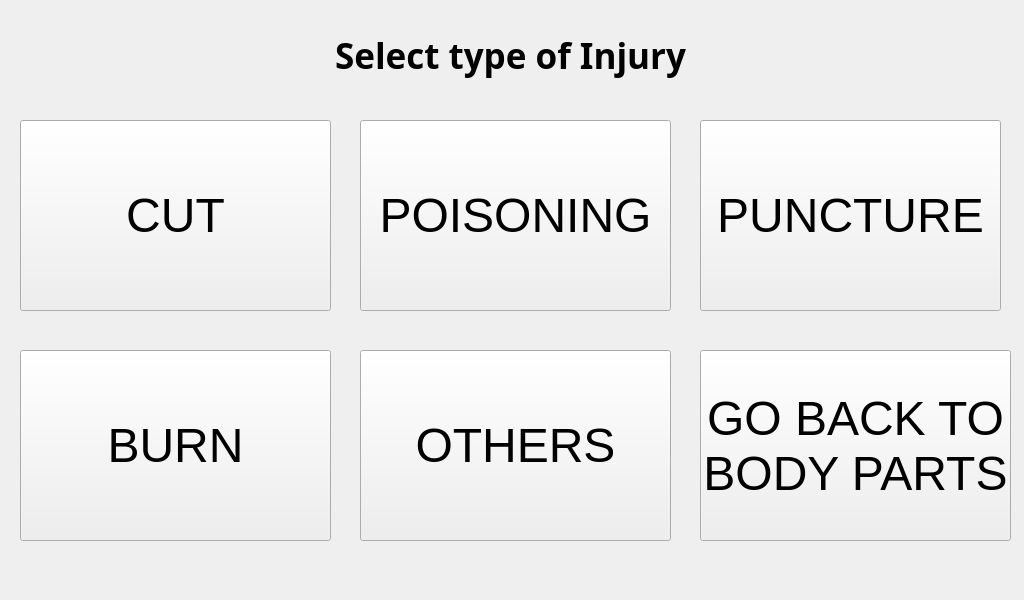
The window that RASPI/select_injury_type.ui (Pwersa/Medical-Cabinet) describes before a commit, drawn with Qt 5.
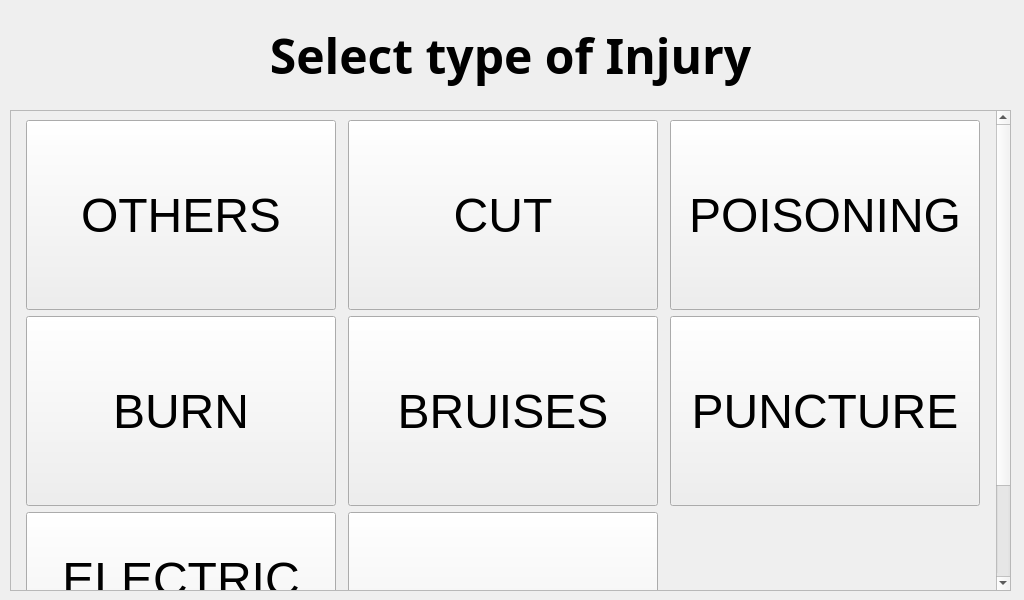
The same window after the commit.

Commit message: ADDED: SENDING CSV BEFORE  PROCEDURE, GUEST WINDOW, AGE, CHANGE TO INJURY TYPE BEFORE BODY PART

The edit to the form file:
```diff
--- a/RASPI/select_injury_type.ui
+++ b/RASPI/select_injury_type.ui
@@ -38,7 +38,7 @@
     <property name="font">
      <font>
       <family>Unispace</family>
-      <pointsize>26</pointsize>
+      <pointsize>36</pointsize>
       <weight>75</weight>
       <bold>true</bold>
      </font>
@@ -50,54 +50,41 @@
      <set>Qt::AlignCenter</set>
     </property>
    </widget>
-   <widget class="QPushButton" name="poison_button">
+   <widget class="QScrollArea" name="scrollArea">
     <property name="geometry">
      <rect>
-      <x>360</x>
-      <y>120</y>
-      <width>311</width>
-      <height>191</height>
+      <x>10</x>
+      <y>110</y>
+      <width>1001</width>
+      <height>481</height>
      </rect>
     </property>
-    <property name="font">
-     <font>
-      <pointsize>36</pointsize>
-      <weight>50</weight>
-      <bold>false</bold>
-     </font>
+    <property name="widgetResizable">
+     <bool>true</bool>
     </property>
-    <property name="text">
-     <string>POISONING</string>
-    </property>
-   </widget>
-   <widget class="QPushButton" name="cut_button">
+    <widget class="QWidget" name="scrollAreaWidgetContents">
     <property name="geometry">
      <rect>
-      <x>20</x>
-      <y>120</y>
-      <width>311</width>
-      <height>191</height>
-     </rect>
-    </property>
-    <property name="font">
-     <font>
-      <pointsize>36</pointsize>
-      <weight>50</weight>
-      <bold>false</bold>
-     </font>
-    </property>
-    <property name="text">
-     <string>CUT</string>
-    </property>
-   </widget>
+       <x>0</x>
+       <y>0</y>
+       <width>982</width>
+       <height>600</height>
+      </rect>
+     </property>
+     <layout class="QGridLayout" name="gridLayout">
+      <item row="1" column="0">
    <widget class="QPushButton" name="burn_button">
-    <property name="geometry">
-     <rect>
-      <x>20</x>
-      <y>350</y>
-      <width>311</width>
-      <height>191</height>
-     </rect>
+        <property name="minimumSize">
+         <size>
+          <width>310</width>
+          <height>190</height>
+         </size>
+        </property>
+        <property name="maximumSize">
+         <size>
+          <width>310</width>
+          <height>190</height>
+         </size>
     </property>
     <property name="font">
      <font>
@@ -110,14 +97,121 @@
      <string>BURN</string>
     </property>
    </widget>
+      </item>
+      <item row="2" column="0">
+       <widget class="QPushButton" name="electric_shock_button">
+        <property name="minimumSize">
+         <size>
+          <width>310</width>
+          <height>190</height>
+         </size>
+        </property>
+        <property name="maximumSize">
+         <size>
+          <width>310</width>
+          <height>190</height>
+         </size>
+        </property>
+        <property name="font">
+         <font>
+          <pointsize>36</pointsize>
+         </font>
+        </property>
+        <property name="text">
+         <string>ELECTRIC 
+ SHOCK</string>
+        </property>
+       </widget>
+      </item>
+      <item row="2" column="1">
+       <widget class="QPushButton" name="laceration_button">
+        <property name="minimumSize">
+         <size>
+          <width>310</width>
+          <height>190</height>
+         </size>
+        </property>
+        <property name="maximumSize">
+         <size>
+          <width>310</width>
+          <height>190</height>
+         </size>
+        </property>
+        <property name="font">
+         <font>
+          <pointsize>36</pointsize>
+         </font>
+        </property>
+        <property name="text">
+         <string>LACERATION</string>
+        </property>
+       </widget>
+      </item>
+      <item row="0" column="1">
+       <widget class="QPushButton" name="cut_button">
+        <property name="minimumSize">
+         <size>
+          <width>310</width>
+          <height>190</height>
+         </size>
+        </property>
+        <property name="maximumSize">
+         <size>
+          <width>310</width>
+          <height>190</height>
+         </size>
+        </property>
+        <property name="font">
+         <font>
+          <pointsize>36</pointsize>
+          <weight>50</weight>
+          <bold>false</bold>
+         </font>
+        </property>
+        <property name="text">
+         <string>CUT</string>
+        </property>
+       </widget>
+      </item>
+      <item row="0" column="2">
+       <widget class="QPushButton" name="poison_button">
+        <property name="minimumSize">
+         <size>
+          <width>310</width>
+          <height>190</height>
+         </size>
+        </property>
+        <property name="maximumSize">
+         <size>
+          <width>310</width>
+          <height>190</height>
+         </size>
+        </property>
+        <property name="font">
+         <font>
+          <pointsize>36</pointsize>
+          <weight>50</weight>
+          <bold>false</bold>
+         </font>
+        </property>
+        <property name="text">
+         <string>POISONING</string>
+        </property>
+       </widget>
+      </item>
+      <item row="1" column="2">
    <widget class="QPushButton" name="puncture_button">
-    <property name="geometry">
-     <rect>
-      <x>700</x>
-      <y>120</y>
-      <width>301</width>
-      <height>191</height>
-     </rect>
+        <property name="minimumSize">
+         <size>
+          <width>310</width>
+          <height>190</height>
+         </size>
+        </property>
+        <property name="maximumSize">
+         <size>
+          <width>310</width>
+          <height>190</height>
+         </size>
     </property>
     <property name="font">
      <font>
@@ -130,14 +224,44 @@
      <string>PUNCTURE</string>
     </property>
    </widget>
+      </item>
+      <item row="1" column="1">
+       <widget class="QPushButton" name="bruises_button">
+        <property name="minimumSize">
+         <size>
+          <width>310</width>
+          <height>190</height>
+         </size>
+        </property>
+        <property name="maximumSize">
+         <size>
+          <width>310</width>
+          <height>190</height>
+         </size>
+        </property>
+        <property name="font">
+         <font>
+          <pointsize>36</pointsize>
+         </font>
+        </property>
+        <property name="text">
+         <string>BRUISES</string>
+        </property>
+       </widget>
+      </item>
+      <item row="0" column="0">
    <widget class="QPushButton" name="others_button">
-    <property name="geometry">
-     <rect>
-      <x>360</x>
-      <y>350</y>
-      <width>311</width>
-      <height>191</height>
-     </rect>
+        <property name="minimumSize">
+         <size>
+          <width>310</width>
+          <height>190</height>
+         </size>
+        </property>
+        <property name="maximumSize">
+         <size>
+          <width>310</width>
+          <height>190</height>
+         </size>
     </property>
     <property name="font">
      <font>
@@ -150,27 +274,12 @@
      <string>OTHERS</string>
     </property>
    </widget>
-   <widget class="QPushButton" name="go_back_button">
-    <property name="geometry">
-     <rect>
-      <x>700</x>
-      <y>350</y>
-      <width>311</width>
-      <height>191</height>
-     </rect>
-    </property>
-    <property name="font">
-     <font>
-      <pointsize>36</pointsize>
-      <weight>50</weight>
-      <bold>false</bold>
-     </font>
-    </property>
-    <property name="text">
-     <string>GO BACK TO 
-BODY PARTS</string>
-    </property>
-   </widget>
+      </item>
+     </layout>
+    </widget>
+   </widget>
+   <zorder>scrollArea</zorder>
+   <zorder>TITLE</zorder>
   </widget>
  </widget>
  <resources/>
```
Lines whose indentation alone changed are shown as unchanged. The commit also changes 60 other files.
